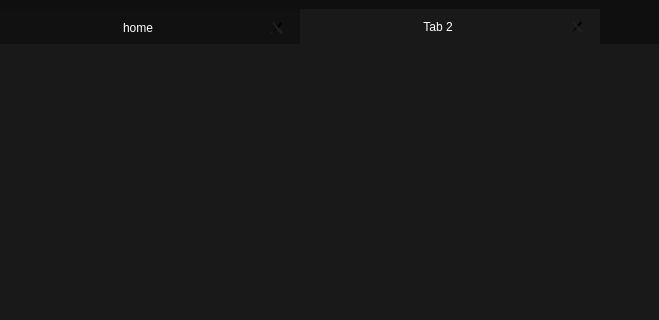
Before: the Qt Designer form mainwindow.ui in 0xangoone/DARB-browser, drawn with Qt 5; both pictures show x 0 to 659 and y 0 to 320 of the 972 by 661 pixel window.
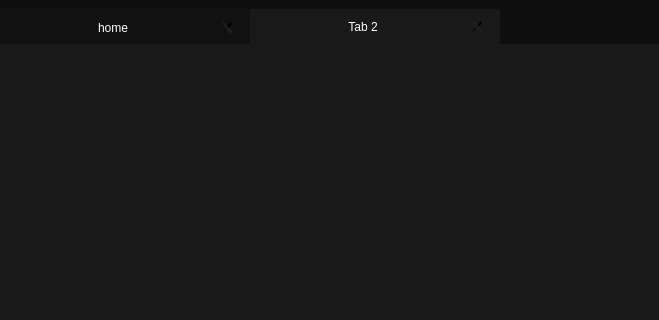
After: the same form once the commit is applied. The open tabs and pages were chosen to show the change. Icons and pictures are not drawn.

Diff of the .ui file:
```diff
--- a/mainwindow.ui
+++ b/mainwindow.ui
@@ -21,7 +21,7 @@
   </property>
   <property name="styleSheet">
    <string notr="true">*{
-	pading:0px;
+	padding:0px;
 	background:rgb(15,15,15);
 	color:white;
 }
@@ -82,7 +82,7 @@
 }
 QTabBar::tab {
 	color:white;
-	width:300px;
+	width:250px;
 	height:35px;
 	background:rgb(17,17,17);
 }
```
Left out of the diff: 14 changed lines with no effect on the pictures.
